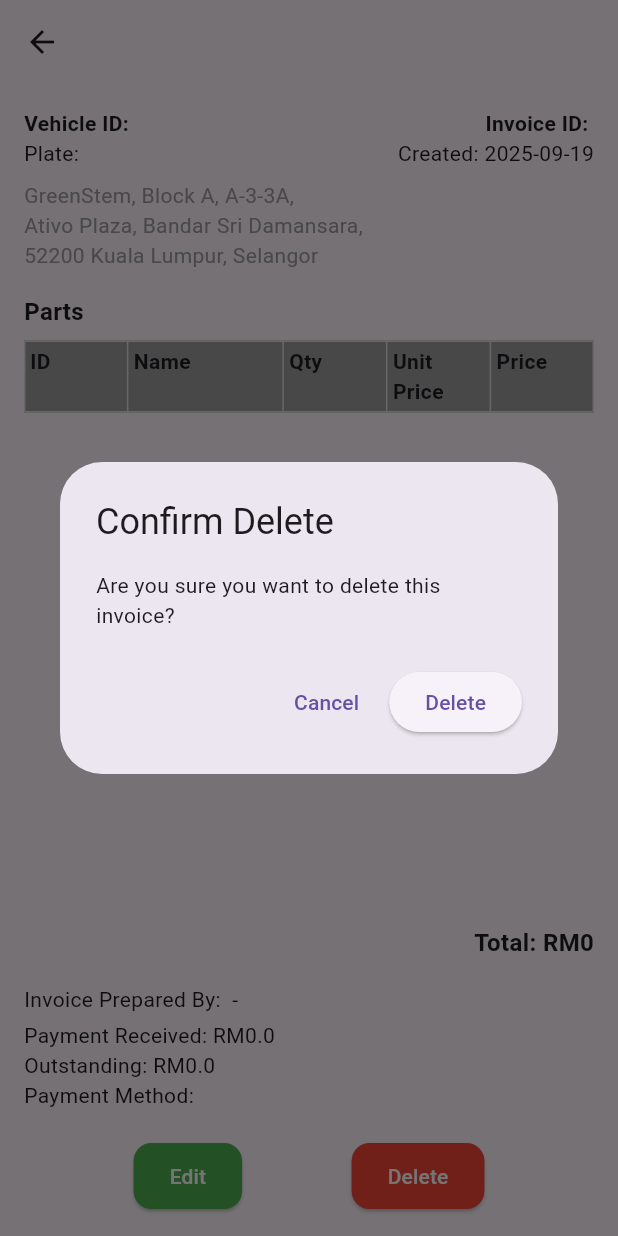
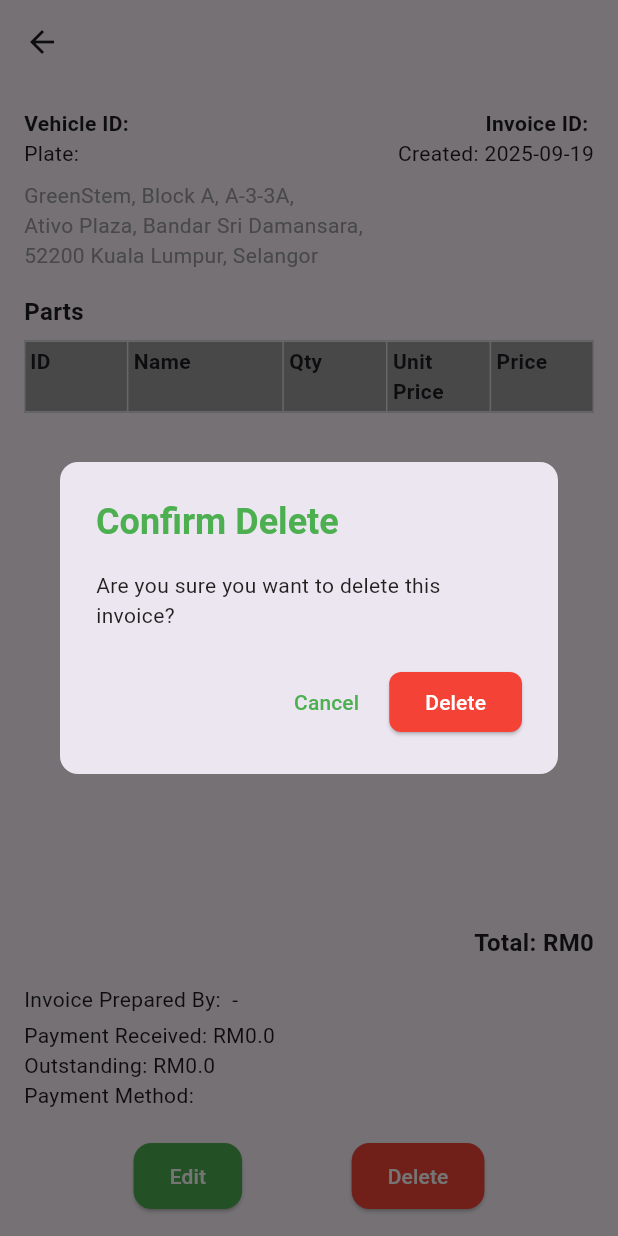
Before and after one commit to zikei444/mobile_application_ass, a Flutter app: the InvoiceDetailsPage screen opened directly with empty values, after a tap on "Delete", on a phone screen of 412 x 824 dp. Run offline on Flutter 3.47's test engine with Material 3 defaults, Android fonts, the phone set to English and light mode, and no system bars; our stand-ins replace cloud_firestore, firebase_auth, firebase_core, fluttertoast, google_fonts, pie_chart and 1 more; accounts and stored records are empty.

Commit message:
minor changes

```diff
--- a/lib/invoice/invoice_details.dart
+++ b/lib/invoice/invoice_details.dart
@@ -88,14 +88,38 @@ class _InvoiceDetailsPageState extends State<InvoiceDetailsPage> {
     final confirm = await showDialog<bool>(
       context: context,
       builder: (ctx) => AlertDialog(
-        title: const Text("Confirm Delete"),
-        content: const Text("Are you sure you want to delete this invoice?"),
+        shape: RoundedRectangleBorder(
+          borderRadius: BorderRadius.circular(12),
+        ),
+        title: const Text(
+          "Confirm Delete",
+          style: TextStyle(
+            fontWeight: FontWeight.bold,
+            color: Colors.green,
+          ),
+        ),
+        content: const Text(
+          "Are you sure you want to delete this invoice?",
+          style: TextStyle(
+            color: Colors.black87,
+          ),
+        ),
         actions: [
           TextButton(
             onPressed: () => Navigator.pop(ctx, false),
-            child: const Text("Cancel"),
+            child: const Text(
+              "Cancel",
+              style: TextStyle(color: Colors.green),
+            ),
           ),
           ElevatedButton(
+            style: ElevatedButton.styleFrom(
+              backgroundColor: Colors.red,
+              foregroundColor: Colors.white,
+              shape: RoundedRectangleBorder(
+                borderRadius: BorderRadius.circular(8),
+              ),
+            ),
             onPressed: () => Navigator.pop(ctx, true),
             child: const Text("Delete"),
           ),
```
Also changed, not shown: lib/seed/staff_image.dart (added, +25 -0 lines), lib/workScheduler/staff_detail_page.dart (+16 -4 lines).
